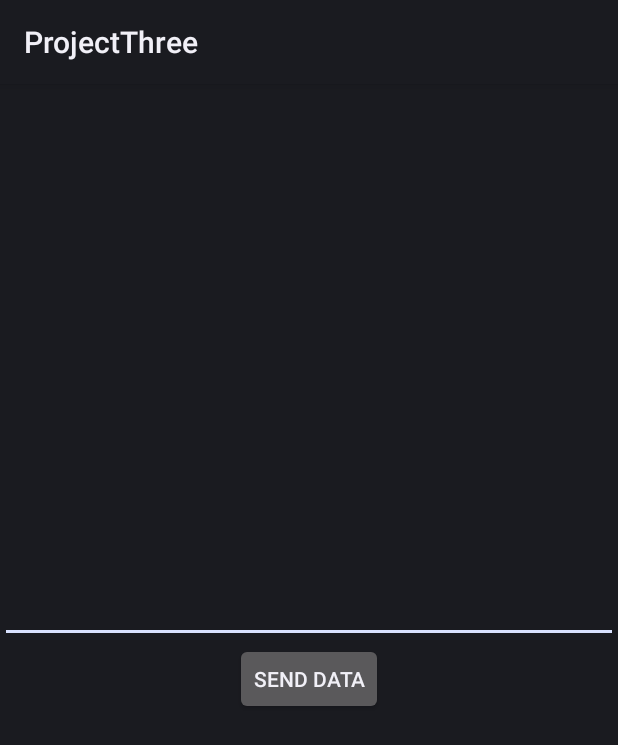
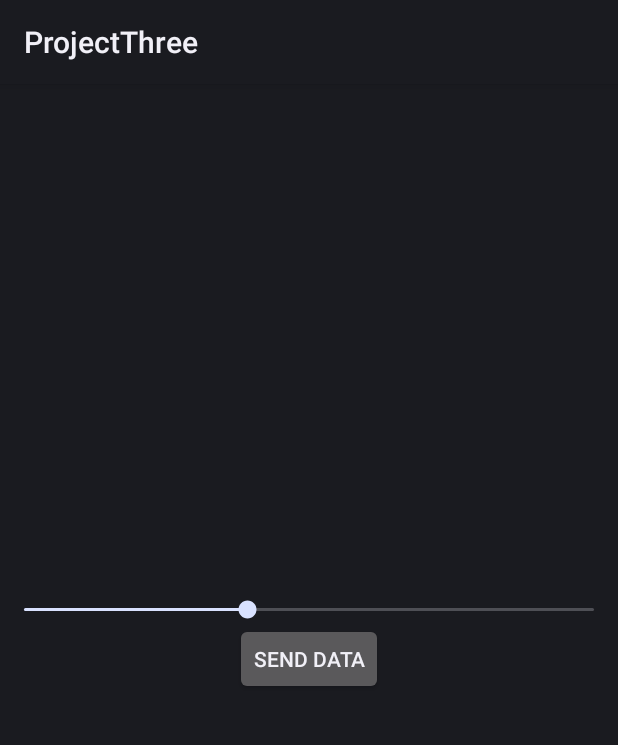
Before and after one commit to jordane-quincy/ProjetM1AndroidArduino, an Android app: the screen it shows after launch (ProjectThreeActivity), after a tap on "SEND DATA", on a phone screen of 412 x 824 dp. Shown: the top 745 px of the screen. Run offline under Robolectric (Android 15) with nearby library versions, the phone set to English and light mode, and no system bars.

Commit message:
utilisation d'une seekbar

```diff
--- a/app/src/main/java/project/three/adk/ProjectThreeActivity.java
+++ b/app/src/main/java/project/three/adk/ProjectThreeActivity.java
@@ -14,7 +14,7 @@ import android.os.Vibrator;
 import android.util.Log;
 import android.view.View;
 import android.widget.Button;
-import android.widget.EditText;
+import android.widget.SeekBar;
 import android.widget.TextView;
 import android.widget.Toast;
 
@@ -43,14 +43,14 @@ public class ProjectThreeActivity extends Activity {
     private FileInputStream mInputStream;
     private FileOutputStream mOutputStream;
     private TextView buttonStateTextView;
-    private EditText editTextView;
+    private SeekBar seekBarView;
     private Button buttonSendDataView;
 
 	private Vibrator vibrator;
 	private boolean isVibrating;
 
     private long prevMillis = 0;
-    private long intervalMillis = 1000;
+    private long intervalMillis = 2000;
     private long curMillis = 0;
     private float maxIrVoltageSurUneSec = 0;
     private int nbTourJoueur1 = 0;
@@ -144,17 +144,16 @@ public class ProjectThreeActivity extends Activity {
 
         setContentView(R.layout.main);
 
-        editTextView = (EditText) findViewById(R.id.editText);
+        seekBarView = (SeekBar) findViewById(R.id.seekBar);
 
         buttonSendDataView = (Button) findViewById(R.id.sendDataBtn);
         buttonSendDataView.setOnClickListener(new View.OnClickListener() {
             @Override
             public void onClick(View view) {
-                String editText = editTextView.getText() == null ? "" : editTextView.getText().toString();
-                int nbBlink = Integer.parseInt(editText);
+                int seekBarValue = seekBarView.getProgress();
 
-                Toast.makeText(getApplicationContext(), "sendData ", Toast.LENGTH_SHORT).show();
-                sendData(nbBlink);
+                Toast.makeText(getApplicationContext(), "sendData : "+ seekBarValue, Toast.LENGTH_SHORT).show();
+                sendData(seekBarValue);
             }
         });
 
--- a/app/src/main/res/layout/main.xml
+++ b/app/src/main/res/layout/main.xml
@@ -7,12 +7,12 @@
               android:weightSum="1">
 
 
-    <EditText
+    <SeekBar
         android:layout_width="match_parent"
         android:layout_height="wrap_content"
-        android:inputType="number"
-        android:ems="10"
-        android:id="@+id/editText"
+        android:id="@+id/seekBar"
+        android:max="255"
+        android:progress="100"
         android:layout_gravity="center_horizontal"/>
 
     <Button
```
